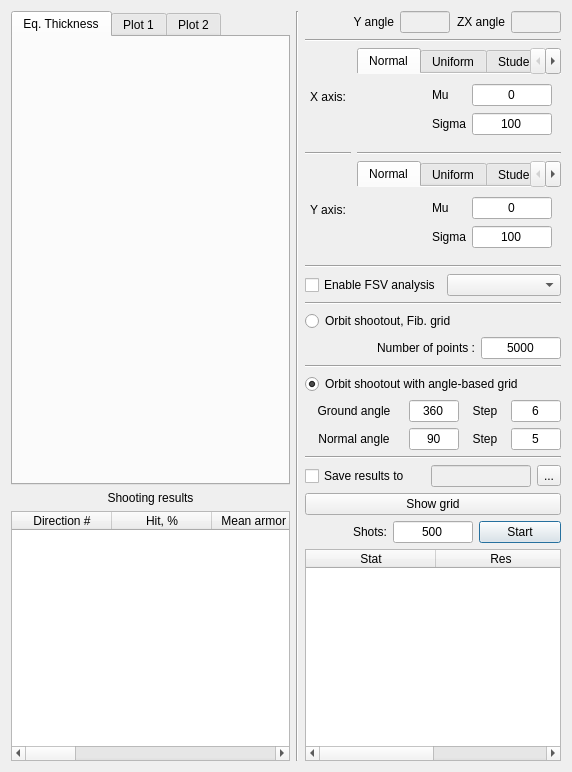
Old version of the form UI/statsshow.ui in the repository bakeryproducts/ConstructorM4.
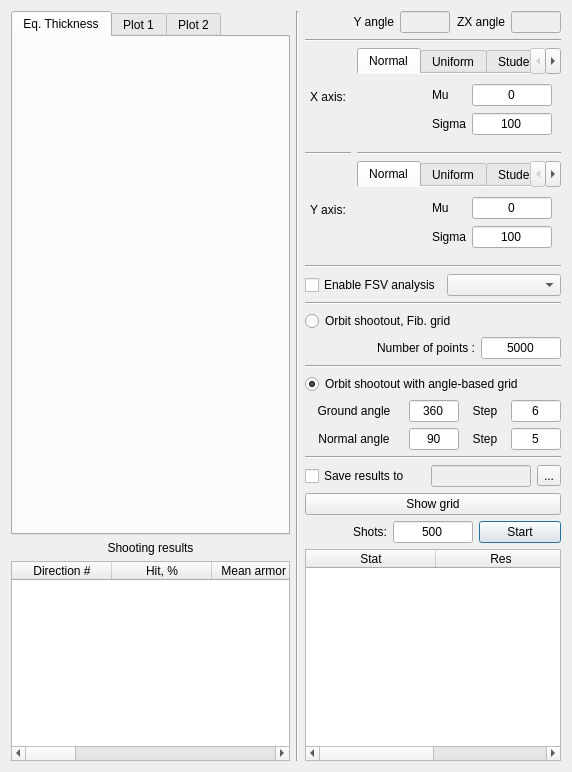
New version of the form.

Commit message: plotting labels,legends,grids

Patch:
```diff
--- a/UI/statsshow.ui
+++ b/UI/statsshow.ui
@@ -59,7 +59,7 @@
        <property name="minimumSize">
         <size>
          <width>200</width>
-         <height>250</height>
+         <height>200</height>
         </size>
        </property>
        <column>
```
The commit also changes 3 other files.
